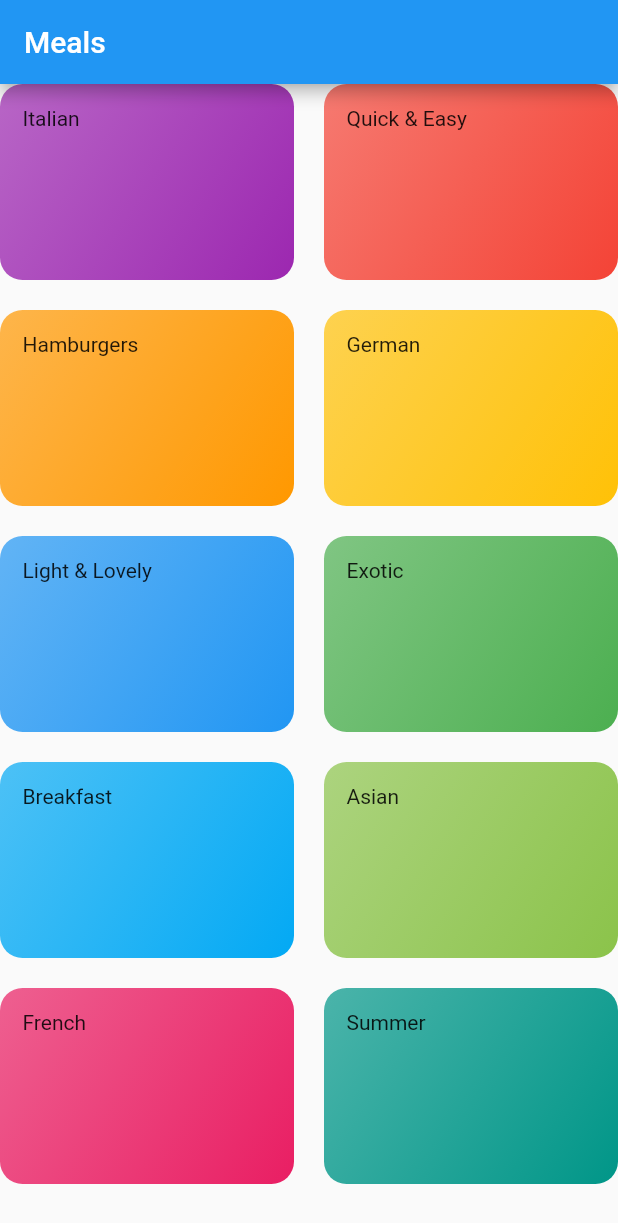
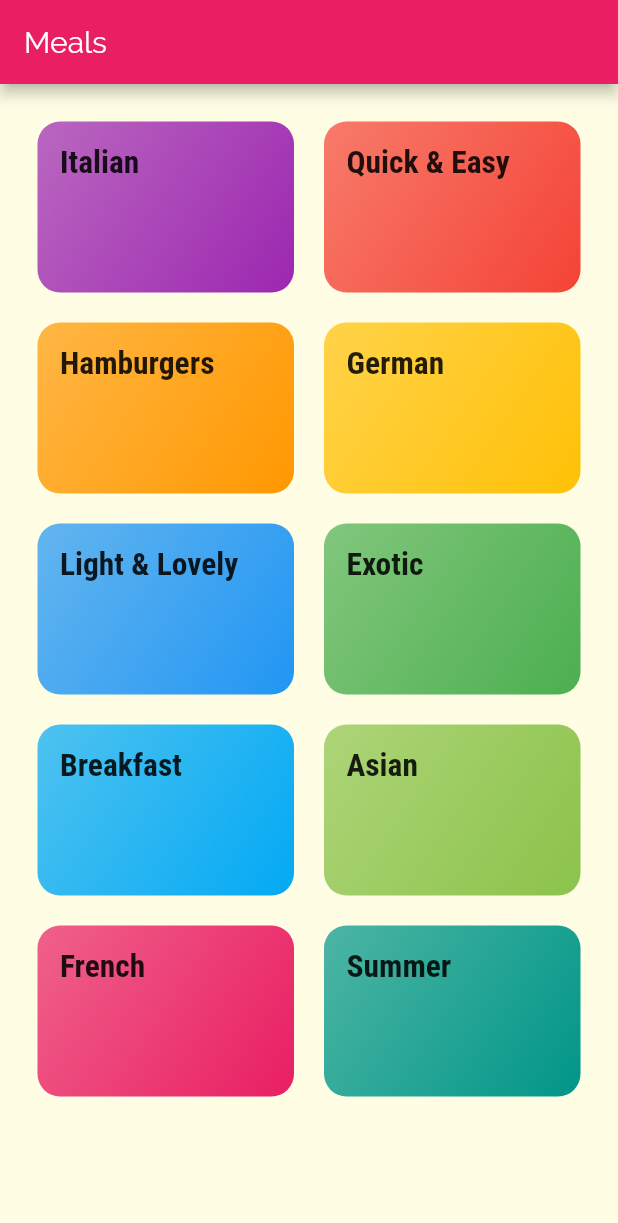
Before and after one commit to TomekLesniak/MealsApp, a Flutter app: the screen it shows after launch, on a phone screen of 412 x 824 dp. Shown: the top 1223 px of the screen. Run offline on Flutter 3.47's test engine with Material 2 defaults, Android fonts, the phone set to English and light mode, and no system bars.

Commit message:
Categories screen

```diff
--- a/lib/main.dart
+++ b/lib/main.dart
@@ -12,7 +12,22 @@ class MyApp extends StatelessWidget {
     return MaterialApp(
       title: 'Meals App',
       theme: ThemeData(
-        primarySwatch: Colors.blue,
+        primarySwatch: Colors.pink,
+        accentColor: Colors.amber,
+        canvasColor: Color.fromRGBO(255, 254, 229, 1),
+        fontFamily: 'Raleway',
+        textTheme: ThemeData.light().textTheme.copyWith(
+              bodyText2: TextStyle(
+                color: Color.fromRGBO(20, 51, 51, 1),
+              ),
+              bodyText1: TextStyle(
+                color: Color.fromRGBO(20, 51, 51, 1),
+              ),
+              headline6: TextStyle(
+                  fontFamily: 'RobotoCondensed',
+                  fontSize: 21,
+                  fontWeight: FontWeight.bold),
+            ),
       ),
       home: CategoriesScreen(),
     );
--- a/lib/widgets/categories_screen.dart
+++ b/lib/widgets/categories_screen.dart
@@ -11,6 +11,7 @@ class CategoriesScreen extends StatelessWidget {
         title: const Text('Meals'),
       ),
       body: GridView(
+        padding: const EdgeInsets.all(25),
         children: DUMMY_CATEGORIES.map((categoryData) {
           return CategoryItem(categoryData.title, categoryData.color);
         }).toList(),
--- a/lib/widgets/category_item.dart
+++ b/lib/widgets/category_item.dart
@@ -11,7 +11,7 @@ class CategoryItem extends StatelessWidget {
   Widget build(BuildContext context) {
     return Container(
       padding: const EdgeInsets.all(15),
-      child: Text(title),
+      child: Text(title, style: Theme.of(context).textTheme.headline6),
       decoration: BoxDecoration(
         gradient: LinearGradient(
             colors: [color.withOpacity(0.7), color],
```
Also changed, not shown: pubspec.yaml (+18 -6 lines), assets/fonts/Raleway-Black.ttf (added), assets/fonts/Raleway-Bold.ttf (added), assets/fonts/Raleway-Regular.ttf (added), assets/fonts/RobotoCondensed-Bold.ttf (added), assets/fonts/RobotoCondensed-Italic.ttf (added), assets/fonts/RobotoCondensed-Light.ttf (added), assets/fonts/RobotoCondensed-Regular.ttf (added).
